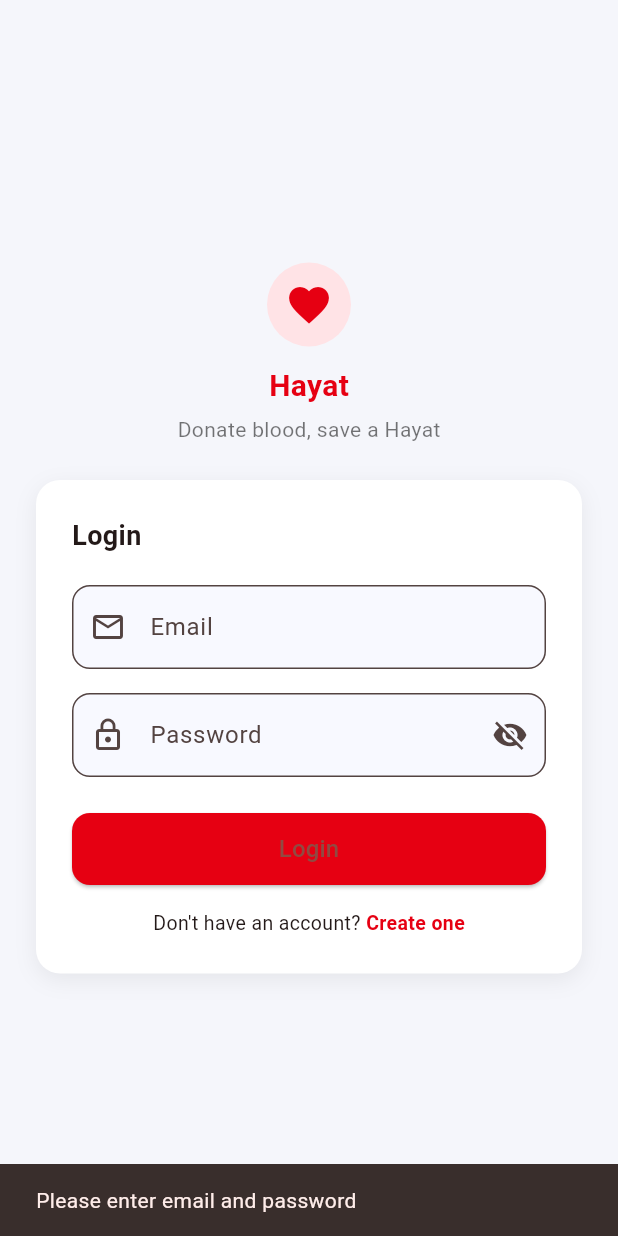
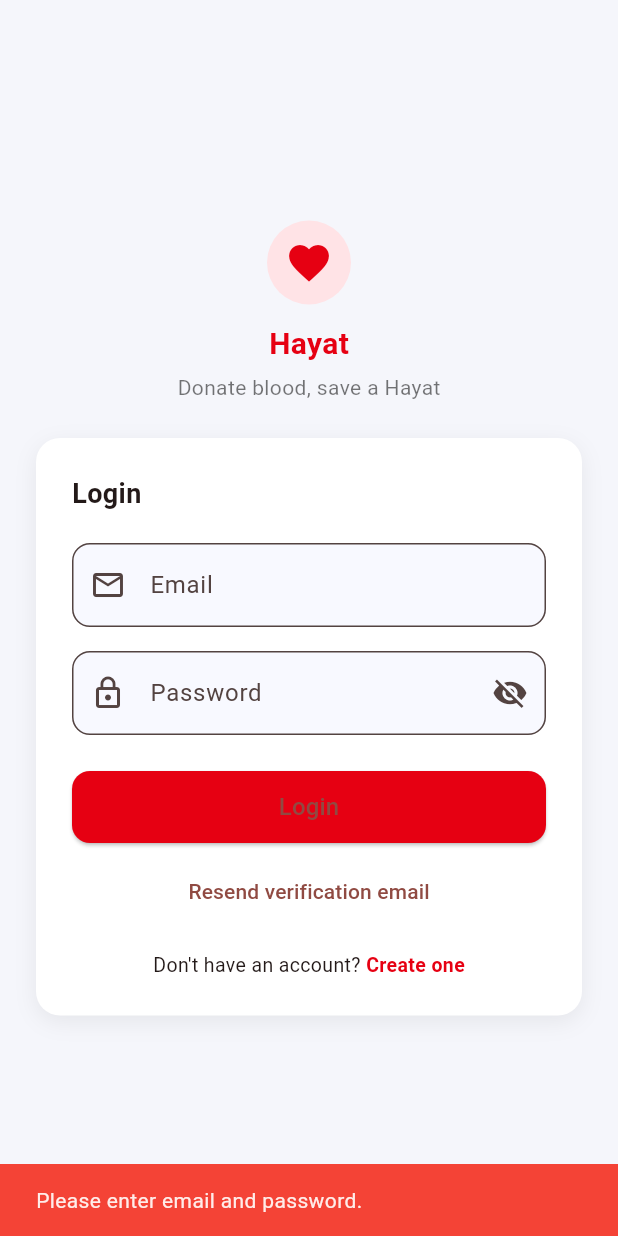
Before and after one commit to halaali05/BloodBank_Donors, a Flutter app: the screen it shows after launch, after a tap on "Login", on a phone screen of 412 x 824 dp. Run offline on Flutter 3.47's test engine with Material 3 defaults, Android fonts, the phone set to English and light mode, and no system bars; our stand-ins replace cloud_firestore, firebase_auth, firebase_core; accounts and stored records are empty; generated files the repository leaves out were written again.

Commit message:
email edited

```diff
--- a/lib/login_screen.dart
+++ b/lib/login_screen.dart
@@ -1,10 +1,10 @@
-import 'package:bloodbank_donors/blood_bank_dashboard_screen.dart';
 import 'package:flutter/material.dart';
-import 'package:firebase_auth/firebase_auth.dart'; // edited by sawsan
-import 'package:cloud_firestore/cloud_firestore.dart'; // edited by sawsan
+import 'package:firebase_auth/firebase_auth.dart';
+import 'package:cloud_firestore/cloud_firestore.dart';
 
 import 'register_screen.dart';
 import 'donor_dashboard_screen.dart';
+import 'blood_bank_dashboard_screen.dart';
 
 class LoginScreen extends StatefulWidget {
   const LoginScreen({super.key});
@@ -21,7 +21,7 @@ class _LoginScreenState extends State<LoginScreen> {
   final TextEditingController _passwordController = TextEditingController();
 
   bool _obscurePassword = true;
-  bool _isLoading = false; // edited by sawsan
+  bool _isLoading = false;
 
   @override
   void dispose() {
@@ -30,42 +30,129 @@ class _LoginScreenState extends State<LoginScreen> {
     super.dispose();
   }
 
+  // Resend verification: signs in temporarily, sends email, then signs out.
+  Future<void> _resendVerification() async {
+    try {
+      final email = _emailController.text.trim();
+      final password = _passwordController.text;
+
+      if (email.isEmpty || password.isEmpty) {
+        ScaffoldMessenger.of(context).showSnackBar(
+          const SnackBar(
+            content: Text('Enter your email and password first.'),
+            backgroundColor: Colors.red,
+          ),
+        );
+        return;
+      }
+
+      final cred = await FirebaseAuth.instance.signInWithEmailAndPassword(
+        email: email,
+        password: password,
+      );
+
+      final user = cred.user!;
+      await user.sendEmailVerification();
+
+      if (!mounted) return;
+      ScaffoldMessenger.of(context).showSnackBar(
+        const SnackBar(
+          content: Text(
+            'Verification email sent again. Please check your inbox.',
+          ),
+          backgroundColor: Colors.green,
+        ),
+      );
+
+      await FirebaseAuth.instance.signOut();
+    } on FirebaseAuthException catch (e) {
+      final msg = switch (e.code) {
+        'user-not-found' => 'This email is not registered.',
+        'wrong-password' => 'Incorrect password.',
+        'invalid-email' => 'Invalid email address.',
+        _ => 'Could not resend: ${e.code}',
+      };
+
+      if (!mounted) return;
+      ScaffoldMessenger.of(
+        context,
+      ).showSnackBar(SnackBar(content: Text(msg), backgroundColor: Colors.red));
+    } catch (e) {
+      if (!mounted) return;
+      ScaffoldMessenger.of(context).showSnackBar(
+        SnackBar(content: Text('Error: $e'), backgroundColor: Colors.red),
+      );
+    }
+  }
+
   Future<void> _login() async {
     final email = _emailController.text.trim();
     final password = _passwordController.text;
 
     if (email.isEmpty || password.isEmpty) {
       ScaffoldMessenger.of(context).showSnackBar(
-        const SnackBar(content: Text('Please enter email and password')),
+        const SnackBar(
+          content: Text('Please enter email and password.'),
+          backgroundColor: Colors.red,
+        ),
       );
       return;
     }
 
-    setState(() => _isLoading = true); // edited by sawsan
+    setState(() => _isLoading = true);
 
     try {
       // 1) Login via Firebase Auth
       final cred = await FirebaseAuth.instance.signInWithEmailAndPassword(
         email: email,
         password: password,
-      ); // edited by sawsan
+      );
 
-      final uid = cred.user!.uid; // edited by sawsan
+      // 2) Verify email
+      final user = cred.user!;
+      await user.reload();
+      final refreshedUser = FirebaseAuth.instance.currentUser;
 
-      // 2) Get user data from Firestore: users/{uid}
+      if (refreshedUser == null || !refreshedUser.emailVerified) {
+        if (!mounted) return;
+
+        ScaffoldMessenger.of(context).showSnackBar(
+          const SnackBar(
+            content: Text('Please verify your email before logging in.'),
+            backgroundColor: Colors.orange,
+          ),
+        );
+
+        await FirebaseAuth.instance.signOut();
+        return;
+      }
+
+      // 3) Get user data from Firestore
       final doc = await FirebaseFirestore.instance
           .collection('users')
-          .doc(uid)
-          .get(); // edited by sawsan
+          .doc(user.uid)
+          .get();
 
-      final data = doc.data(); // edited by sawsan
-      final role = (data?['role'] ?? '') as String; // edited by sawsan
+      if (!doc.exists || doc.data() == null) {
+        if (!mounted) return;
+        ScaffoldMessenger.of(context).showSnackBar(
+          const SnackBar(
+            content: Text('User data not found. Please contact support.'),
+            backgroundColor: Colors.red,
+          ),
+        );
+        await FirebaseAuth.instance.signOut();
+        return;
+      }
+
+      final data = doc.data()!;
+      final role = (data['role'] ?? '') as String;
 
       if (!mounted) return;
 
-      // 3) Redirect based on role
+      // 4) Navigate based on role
       if (role == 'donor') {
-        final name = (data?['name'] ?? 'Donor') as String; // edited by sawsan
+        final name = (data['name'] ?? 'Donor') as String;
 
         Navigator.of(context).pushAndRemoveUntil(
           MaterialPageRoute(
@@ -74,51 +161,55 @@ class _LoginScreenState extends State<LoginScreen> {
           (route) => false,
         );
       } else if (role == 'hospital') {
-        // لازم نمرّر required parameters للـ BloodBankDashboardScreen
         final bloodBankName =
-            (data?['bloodBankName'] ?? data?['name'] ?? 'Blood Bank') as String; // edited by sawsan
-        final location =
-            (data?['location'] ?? 'Unknown') as String; // edited by sawsan
+            (data['bloodBankName'] ?? data['name'] ?? 'Blood Bank') as String;
+        final location = (data['location'] ?? 'Unknown') as String;
 
         Navigator.of(context).pushAndRemoveUntil(
           MaterialPageRoute(
             builder: (_) => BloodBankDashboardScreen(
-              bloodBankName: bloodBankName, // edited by sawsan
-              location: location, // edited by sawsan
+              bloodBankName: bloodBankName,
+              location: location,
             ),
           ),
           (route) => false,
         );
       } else {
         ScaffoldMessenger.of(context).showSnackBar(
-          const SnackBar(content: Text('Role not found in database')),
+          const SnackBar(
+            content: Text('Role not found in database.'),
+            backgroundColor: Colors.red,
+          ),
         );
+        await FirebaseAuth.instance.signOut();
       }
     } on FirebaseAuthException catch (e) {
       final msg = switch (e.code) {
-        'user-not-found' => 'This email is not registered',
-        'wrong-password' => 'Wrong password',
-        'invalid-email' => 'Invalid email',
-        'too-many-requests' => 'Too many attempts, try again later',
+        'user-not-found' => 'This email is not registered.',
+        'wrong-password' => 'Incorrect password.',
+        'invalid-email' => 'Invalid email address.',
+        'too-many-requests' => 'Too many attempts. Please try again later.',
         _ => 'Login failed: ${e.code}',
       };
 
       if (!mounted) return;
-      ScaffoldMessenger.of(context).showSnackBar(SnackBar(content: Text(msg)));
+      ScaffoldMessenger.of(
+        context,
+      ).showSnackBar(SnackBar(content: Text(msg), backgroundColor: Colors.red));
     } catch (e) {
       if (!mounted) return;
       ScaffoldMessenger.of(context).showSnackBar(
-        SnackBar(content: Text('Error: $e')),
+        SnackBar(content: Text('Error: $e'), backgroundColor: Colors.red),
       );
     } finally {
-      if (mounted) setState(() => _isLoading = false); // edited by sawsan
+      if (mounted) setState(() => _isLoading = false);
     }
   }
 
   void _goToRegister() {
-    Navigator.of(context).push(
-      MaterialPageRoute(builder: (_) => const RegisterScreen()),
-    );
+    Navigator.of(
+      context,
+    ).push(MaterialPageRoute(builder: (_) => const RegisterScreen()));
   }
 
   InputDecoration _decoration({
@@ -225,7 +316,9 @@ class _LoginScreenState extends State<LoginScreen> {
                                 : Icons.visibility,
                           ),
                           onPressed: () {
-                            setState(() => _obscurePassword = !_obscurePassword);
+                            setState(
+                              () => _obscurePassword = !_obscurePassword,
+                            );
                           },
                         ),
                       ),
@@ -240,18 +333,25 @@ class _LoginScreenState extends State<LoginScreen> {
                             borderRadius: BorderRadius.circular(12),
                           ),
                         ),
-                        onPressed: _isLoading ? null : _login, // edited by sawsan
+                        onPressed: _isLoading ? null : _login,
                         child: _isLoading
                             ? const SizedBox(
                                 width: 22,
                                 height: 22,
-                                child: CircularProgressIndicator(strokeWidth: 2),
+                                child: CircularProgressIndicator(
+                                  strokeWidth: 2,
+                                ),
                               )
                             : const Text(
                                 'Login',
                                 style: TextStyle(fontSize: 16),
                               ),
                       ),
+                    ),
+                    const SizedBox(height: 8),
+                    TextButton(
+                      onPressed: _isLoading ? null : _resendVerification,
+                      child: const Text('Resend verification email'),
                     ),
                     const SizedBox(height: 16),
                     Center(
```
Also changed, not shown: lib/register_screen.dart (+59 -104 lines).
